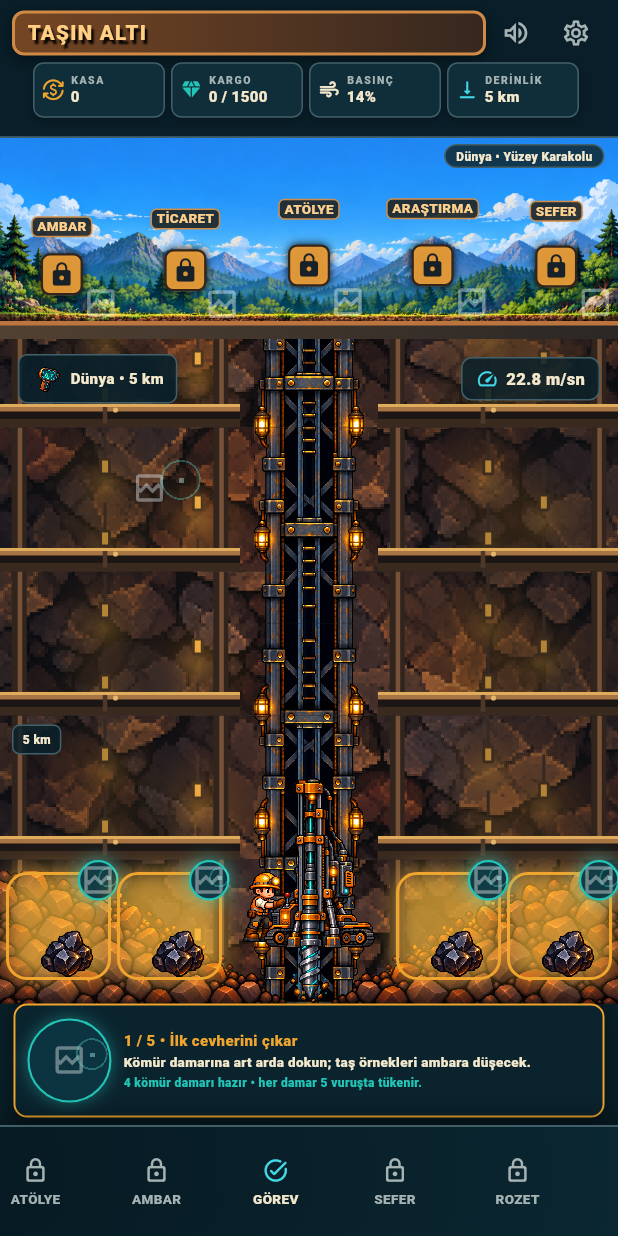
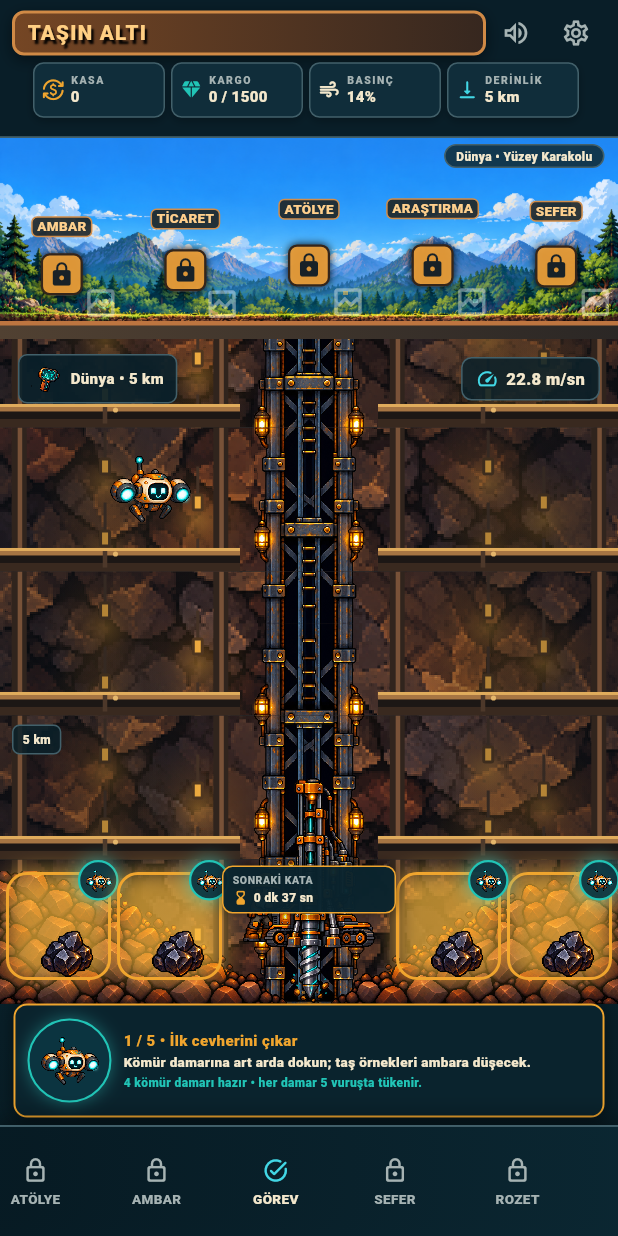
Before and after one commit to ismailgulbag95/maden-kazma, a Flutter app: the screen it shows after launch, on a phone screen of 412 x 824 dp. Run offline on Flutter 3.47's test engine with Material 3 defaults, Android fonts, the phone set to English and light mode, and no system bars; our stand-ins replace audioplayers, shared_preferences.

Commit message:
dron revize

```diff
--- a/lib/ui/game_screen.dart
+++ b/lib/ui/game_screen.dart
@@ -858,6 +858,7 @@ class _GoalBanner extends StatelessWidget {
                     width: 52,
                     height: 52,
                     phaseOffset: .29,
+                    advisorDroneAnimation: true,
                   ),
                 ),
                 const SizedBox(width: 8),
@@ -978,6 +979,7 @@ class _AdvisorTargetMarker extends StatelessWidget {
         width: size - 2,
         height: size - 2,
         phaseOffset: .29,
+        advisorDroneAnimation: true,
       ),
     ),
   );
@@ -2317,6 +2319,23 @@ class _MineWorld extends StatelessWidget {
     final shaftWidth = narrow ? 86.0 : 112.0;
     final rigWidth = math.min((narrow ? 108.0 : 136.0) * 1.3, width * .48);
     final rigHeight = rigWidth * 1.107;
+    final nextFloorDepth =
+        GameState.worldEntryDepths[worldIndex] +
+        (floorIndex + 1) * _mineVisualFloorMeters;
+    final hasNextFloor =
+        nextFloorDepth <= GameEngine.maxDrillDepthForWorld(worldIndex);
+    final secondsUntilNextFloor = hasNextFloor
+        ? math
+              .max(
+                0,
+                ((nextFloorDepth - state.depthMeters) /
+                        math.max(.001, state.drillRateMetersPerSecond))
+                    .ceil(),
+              )
+              .toInt()
+        : null;
+    final countdownWidth = math.min(116.0, width - 16).toDouble();
+    final countdownTop = math.max(4.0, height - rigHeight * .985 - 4);
     final edgeRockWidth = narrow ? 32.0 : 48.0;
     final dugGroundCapHeight = math.min(height * .92, width / 3.0).toDouble();
     final edgeTint = switch (worldIndex) {
@@ -2533,7 +2552,97 @@ class _MineWorld extends StatelessWidget {
                     amountBefore;
               },
             ),
+        if (isActiveFloor)
+          Positioned(
+            left: (width - countdownWidth) / 2,
+            top: countdownTop,
+            child: IgnorePointer(
+              child: _MineFloorCountdown(
+                width: countdownWidth,
+                secondsRemaining: secondsUntilNextFloor,
+              ),
+            ),
+          ),
       ],
+    );
+  }
+}
+
+class _MineFloorCountdown extends StatelessWidget {
+  const _MineFloorCountdown({
+    required this.width,
+    required this.secondsRemaining,
+  });
+
+  final double width;
+  final int? secondsRemaining;
+
+  @override
+  Widget build(BuildContext context) {
+    final seconds = secondsRemaining;
+    final minutes = seconds == null ? null : seconds ~/ 60;
+    final remainingSeconds = seconds == null ? null : seconds % 60;
+    final timeLabel = seconds == null
+        ? 'SON KAT'
+        : '$minutes dk ${remainingSeconds!.toString().padLeft(2, '0')} sn';
+    return Semantics(
+      label: seconds == null
+          ? 'Son kat'
+          : 'Sıradaki kata kalan süre: $minutes dakika $remainingSeconds saniye',
+      child: Container(
+        width: width,
+        padding: const EdgeInsets.symmetric(horizontal: 6, vertical: 4),
+        decoration: BoxDecoration(
+          color: const Color(0xF20A242E),
+          border: Border.all(color: MinePalette.amber, width: 1),
+          borderRadius: BorderRadius.circular(7),
+          boxShadow: const [BoxShadow(color: Colors.black45, blurRadius: 6)],
+        ),
+        child: Column(
+          mainAxisSize: MainAxisSize.min,
+          crossAxisAlignment: CrossAxisAlignment.start,
+          children: [
+            Text(
+              seconds == null ? 'SON DERİNLİK' : 'SONRAKİ KATA',
+              maxLines: 1,
+              style: const TextStyle(
+                color: MinePalette.muted,
+                fontSize: 7,
+                fontWeight: FontWeight.w900,
+                letterSpacing: .35,
+              ),
+            ),
+            const SizedBox(height: 2),
+            Row(
+              children: [
+                Icon(
+                  seconds == null
+                      ? Icons.flag_rounded
+                      : Icons.hourglass_bottom_rounded,
+                  size: 11,
+                  color: MinePalette.amber,
+                ),
+                const SizedBox(width: 3),
+                Expanded(
+                  child: FittedBox(
+                    fit: BoxFit.scaleDown,
+                    alignment: Alignment.centerLeft,
+                    child: Text(
+                      timeLabel,
+                      maxLines: 1,
+                      style: const TextStyle(
+                        color: MinePalette.cream,
+                        fontSize: 8,
+                        fontWeight: FontWeight.w900,
+                      ),
+                    ),
+                  ),
+                ),
+              ],
+            ),
+          ],
+        ),
+      ),
     );
   }
 }
@@ -2823,6 +2932,7 @@ class _AmbientAdvisorDroneState extends State<_AmbientAdvisorDrone>
             width: size,
             height: size,
             phaseOffset: .29,
+            advisorDroneAnimation: true,
           ),
         ),
       ],
--- a/lib/ui/widgets/character_animation.dart
+++ b/lib/ui/widgets/character_animation.dart
@@ -28,13 +28,6 @@ const List<double> _miningFrameBottoms = [
   448 / 512,
 ];
 
-const List<Rect> _droneAntennaCutouts = [
-  // The beacon bulb and its short mast are stray protrusions on the advisor
-  // drone cell; trim only those pixels and preserve the robot shell below.
-  Rect.fromLTRB(.322, .125, .416, .285),
-  Rect.fromLTRB(.350, .250, .390, .355),
-];
-
 Rect _miningFrameCrop(int frame) =>
     Rect.fromLTRB(0, 0, 1, _miningFrameBottoms[frame.clamp(0, 7).toInt()]);
 
@@ -51,6 +44,7 @@ class AnimatedCrewSprite extends StatefulWidget {
     required this.action,
     this.phaseOffset = 0,
     this.detailedMiningAnimation = false,
+    this.advisorDroneAnimation = false,
   });
 
   final int index;
@@ -59,6 +53,7 @@ class AnimatedCrewSprite extends StatefulWidget {
   final CrewAction action;
   final double phaseOffset;
   final bool detailedMiningAnimation;
+  final bool advisorDroneAnimation;
 
   @override
   State<AnimatedCrewSprite> createState() => _AnimatedCrewSpriteState();
@@ -73,20 +68,34 @@ class _AnimatedCrewSpriteState extends State<AnimatedCrewSprite>
     super.initState();
     _clock = AnimationController(
       vsync: this,
-      duration: Duration(milliseconds: _periodFor(widget.action)),
+      duration: Duration(
+        milliseconds: _periodFor(
+          widget.action,
+          advisorDroneAnimation: widget.advisorDroneAnimation,
+        ),
+      ),
     )..repeat();
   }
 
   @override
   void didUpdateWidget(covariant AnimatedCrewSprite oldWidget) {
     super.didUpdateWidget(oldWidget);
-    if (oldWidget.action != widget.action) {
-      _clock.duration = Duration(milliseconds: _periodFor(widget.action));
+    if (oldWidget.action != widget.action ||
+        oldWidget.advisorDroneAnimation != widget.advisorDroneAnimation) {
+      _clock.duration = Duration(
+        milliseconds: _periodFor(
+          widget.action,
+          advisorDroneAnimation: widget.advisorDroneAnimation,
+        ),
+      );
       _clock.repeat();
     }
   }
 
-  int _periodFor(CrewAction action) => switch (action) {
+  int _periodFor(CrewAction action, {required bool advisorDroneAnimation}) =>
+      advisorDroneAnimation
+      ? 6500
+      : switch (action) {
           CrewAction.mining => 1680,
           CrewAction.drilling => 1250,
           CrewAction.surveying || CrewAction.scanning => 2350,
@@ -97,16 +106,27 @@ class _AnimatedCrewSpriteState extends State<AnimatedCrewSprite>
           CrewAction.hovering => 1800,
         };
 
+  int _advisorDroneFrame(double phase) => switch (phase) {
+    < .82 => 0,
+    < .86 => 1,
+    < .90 => 2,
+    _ => 3,
+  };
+
   @override
   Widget build(BuildContext context) => AnimatedBuilder(
     animation: _clock,
     builder: (context, _) {
       final phase = (_clock.value + widget.phaseOffset) % 1;
       final wave = math.sin(phase * math.pi * 2);
-      final drone = widget.index == 3 || widget.action == CrewAction.hovering;
+      final drone =
+          widget.advisorDroneAnimation ||
+          widget.index == 3 ||
+          widget.action == CrewAction.hovering;
       final useDetailedMining =
           widget.detailedMiningAnimation && widget.action == CrewAction.mining;
       final miningFrame = (phase * 8).floor().clamp(0, 7).toInt();
+      final advisorFrame = _advisorDroneFrame(phase);
       final bob = useDetailedMining
           ? 0.0
           : switch (widget.action) {
@@ -159,10 +179,24 @@ class _AnimatedCrewSpriteState extends State<AnimatedCrewSprite>
                     child: AtlasSprite(
                       asset: useDetailedMining
                           ? 'miner-mining-cycle.png'
+                          : widget.advisorDroneAnimation
+                          ? 'advisor-drone-blink-sheet.png'
                           : 'crew-machines-sheet.png',
-                      index: useDetailedMining ? miningFrame : widget.index,
-                      columns: useDetailedMining ? 4 : 3,
-                      rows: useDetailedMining ? 2 : 3,
+                      index: useDetailedMining
+                          ? miningFrame
+                          : widget.advisorDroneAnimation
+                          ? advisorFrame
+                          : widget.index,
+                      columns: useDetailedMining
+                          ? 4
+                          : widget.advisorDroneAnimation
+                          ? 4
+                          : 3,
+                      rows: useDetailedMining
+                          ? 2
+                          : widget.advisorDroneAnimation
+                          ? 1
+                          : 3,
                       fit: BoxFit.contain,
                       alignment: drone
                           ? Alignment.center
@@ -170,13 +204,14 @@ class _AnimatedCrewSpriteState extends State<AnimatedCrewSprite>
                       sourceCrop: useDetailedMining
                           ? _miningFrameCrop(miningFrame)
                           : null,
-                      sourceCutouts: drone ? _droneAntennaCutouts : const [],
                     ),
                   ),
                 ),
               ),
             ),
-            if (widget.action != CrewAction.hovering && !useDetailedMining)
+            if (widget.action != CrewAction.hovering &&
+                !useDetailedMining &&
+                !widget.advisorDroneAnimation)
               Positioned.fill(
                 child: IgnorePointer(
                   child: CustomPaint(
```
Also changed, not shown: assets/packs/advisor-drone-blink-sheet.png (added). Lines whose indentation alone changed are shown as unchanged.
